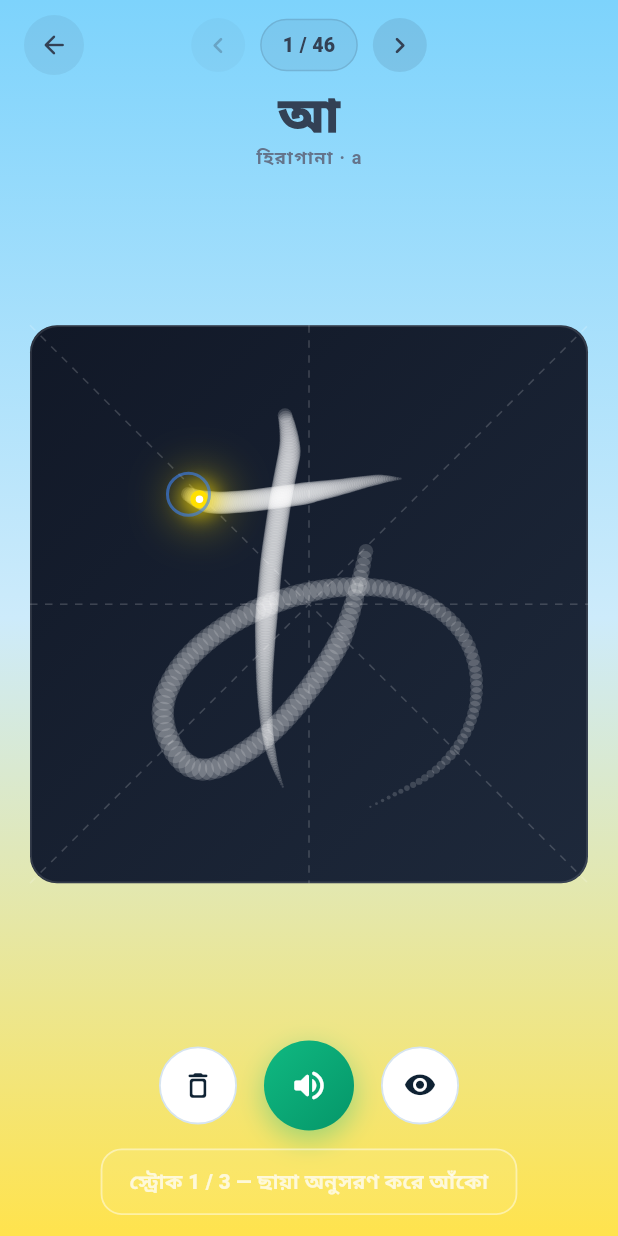
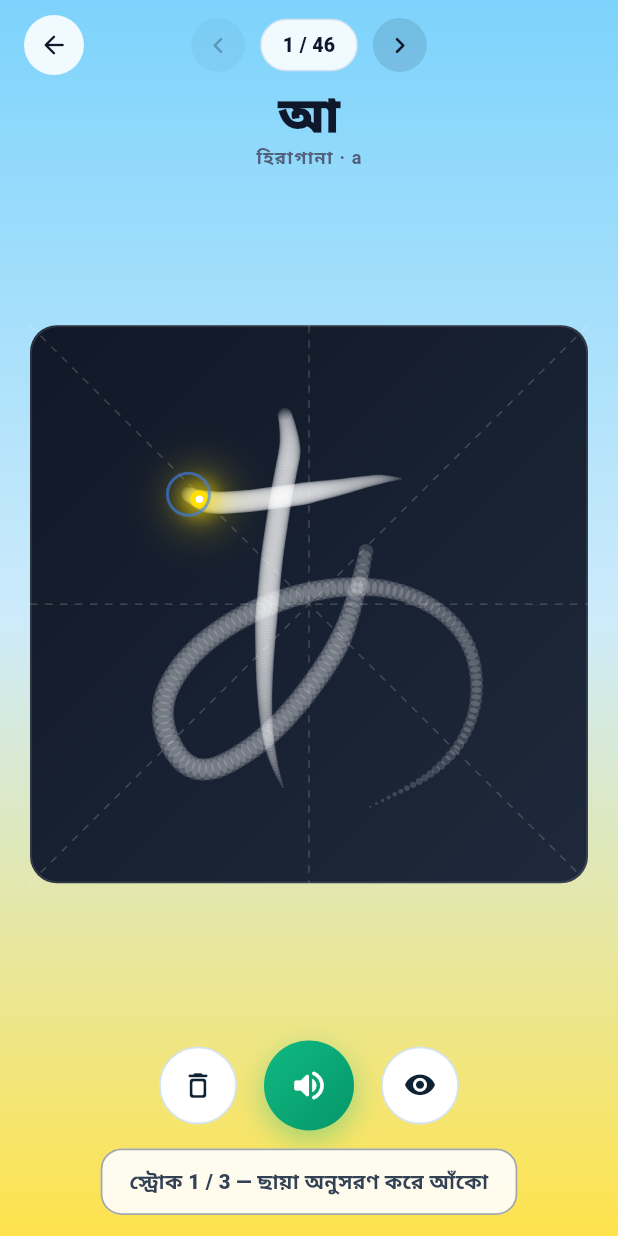
Before and after one commit to Faiaaz/EdTech-language-learning, a Flutter app: the HiraganaDrawGameScreen screen opened directly, on a phone screen of 412 x 824 dp. Run offline on Flutter 3.47's test engine with Material 3 defaults, Android fonts, the phone set to English and light mode, and no system bars; our stand-ins replace audioplayers, confetti, flutter_secure_storage, flutter_tts, font_awesome_flutter, get and 4 more; missing offline and left inert: record; accounts and stored records are empty; network calls fail.

Commit message:
Restyle embedded hiragana draw game to light gradient theme
Pre-existing working-tree change on this branch: the embedded draw game
now uses light AppColors gradients instead of fixed dark backgrounds,
and the header/character label always use dark text.

Co-Authored-By: Claude Fable 5 <noreply@anthropic.com>

```diff
--- a/lib/screens/hiragana_draw_game_screen.dart
+++ b/lib/screens/hiragana_draw_game_screen.dart
@@ -602,10 +602,10 @@ class _HiraganaDrawGameScreenState extends State<HiraganaDrawGameScreen>
           onBack: Get.back,
           onPrev: _charIdx > widget.initialIndex ? _prevChar : null,
           onNext: _charIdx < _lastIndex ? _nextChar : null,
-          lightText: widget.embedded,
+          lightText: false,
         ),
         SizedBox(height: isNotepad ? 2 : 4),
-        _CharacterLabel(char: _char, lightText: widget.embedded),
+        _CharacterLabel(char: _char, lightText: false),
         SizedBox(height: isNotepad ? 6 : 14),
         Expanded(
           child: Align(
@@ -730,18 +730,28 @@ class _HiraganaDrawGameScreenState extends State<HiraganaDrawGameScreen>
     );
 
     if (widget.embedded) {
-      return Container(
-        color: isNotepad
-            ? const Color(0xFF0F172A)
-            : const Color(0xFF0B1220),
+      return DecoratedBox(
+        decoration: BoxDecoration(
+          gradient: LinearGradient(
+            begin: Alignment.topCenter,
+            end: Alignment.bottomCenter,
+            colors: isNotepad
+                ? [
+                    AppColors.bg.withValues(alpha: 0.96),
+                    AppColors.cardAlt.withValues(alpha: 0.90),
+                  ]
+                : [
+                    AppColors.cardAlt.withValues(alpha: 0.86),
+                    AppColors.bg.withValues(alpha: 0.93),
+                  ],
+          ),
+        ),
         child: content,
       );
     }
 
     return Scaffold(
-      backgroundColor: isNotepad
-          ? const Color(0xFF5C4A32)
-          : Colors.transparent,
+      backgroundColor: Colors.transparent,
       body: SafeArea(child: content),
     );
   }
@@ -769,13 +779,13 @@ class _Header extends StatelessWidget {
 
   @override
   Widget build(BuildContext context) {
-    final fg = lightText ? Colors.white : const Color(0xFF334155);
+    final fg = lightText ? Colors.white : AppColors.display;
     final chipBg = lightText
         ? Colors.white.withValues(alpha: 0.08)
-        : const Color(0xFF334155).withValues(alpha: 0.08);
+        : AppColors.card.withValues(alpha: 0.88);
     final chipBorder = lightText
         ? Colors.white.withValues(alpha: 0.12)
-        : const Color(0xFF334155).withValues(alpha: 0.16);
+        : AppColors.border;
 
     return Padding(
       padding: const EdgeInsets.fromLTRB(16, 10, 16, 6),
@@ -848,7 +858,7 @@ class _IconBtn extends StatelessWidget {
 
   @override
   Widget build(BuildContext context) {
-    final fg = lightText ? Colors.white : const Color(0xFF334155);
+    final fg = lightText ? Colors.white : AppColors.display;
     return GestureDetector(
       onTap: enabled ? onTap : null,
       child: Container(
@@ -878,10 +888,10 @@ class _CharacterLabel extends StatelessWidget {
 
   @override
   Widget build(BuildContext context) {
-    final fg = lightText ? Colors.white : const Color(0xFF334155);
+    final fg = lightText ? Colors.white : AppColors.display;
     final sub = lightText
         ? Colors.white.withValues(alpha: 0.55)
-        : const Color(0xFF64748B);
+        : AppColors.textMuted;
 
     return Column(
       children: [
@@ -1016,11 +1026,11 @@ class _Footer extends StatelessWidget {
     switch (mode) {
       case _GameMode.tracing:
         text = 'স্ট্রোক ${strokeIdx + 1} / $totalStrokes — ছায়া অনুসরণ করে আঁকো';
-        color = Colors.white.withValues(alpha: 0.75);
+        color = AppColors.instruction;
         break;
       case _GameMode.freehand:
         text = 'স্মৃতি থেকে আঁকো — স্ট্রোক ${strokeIdx + 1} / $totalStrokes';
-        color = const Color(0xFFFFE000);
+        color = AppColors.audio;
         break;
       case _GameMode.completed:
         if (autoAdvance) {
@@ -1030,7 +1040,7 @@ class _Footer extends StatelessWidget {
         } else {
           text = 'দারুণ! পরের ধাপে যেতে এখানে ট্যাপ করো';
         }
-        color = const Color(0xFF3B82F6);
+        color = AppColors.accentBlueDk;
         break;
     }
 
@@ -1038,7 +1048,7 @@ class _Footer extends StatelessWidget {
       padding: const EdgeInsets.symmetric(horizontal: 18, vertical: 12),
       margin: const EdgeInsets.symmetric(horizontal: 20),
       decoration: BoxDecoration(
-        color: Colors.white.withValues(alpha: 0.06),
+        color: AppColors.card.withValues(alpha: 0.90),
         borderRadius: BorderRadius.circular(14),
         border: Border.all(
           color: color.withValues(alpha: 0.45),
@@ -1064,7 +1074,7 @@ class _Footer extends StatelessWidget {
           if (mode == _GameMode.completed) ...[
             const SizedBox(width: 8),
             const Icon(Icons.arrow_forward_rounded,
-                color: Color(0xFF3B82F6), size: 18),
+                color: AppColors.accentBlueDk, size: 18),
           ],
         ],
       ),
```
